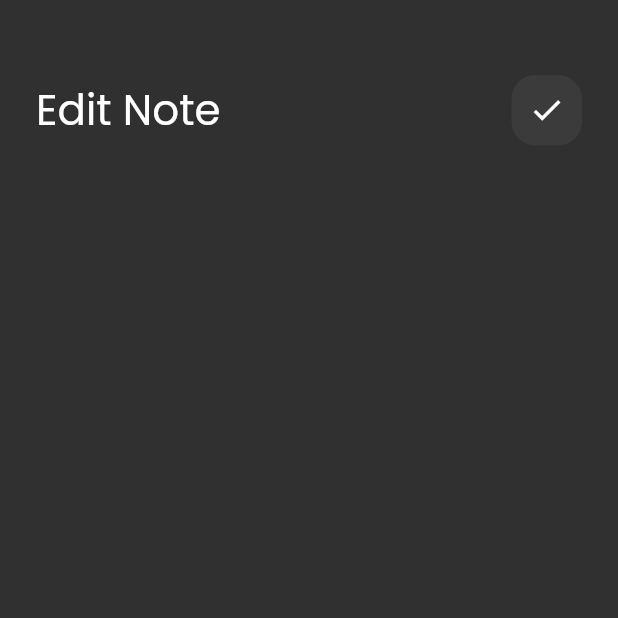
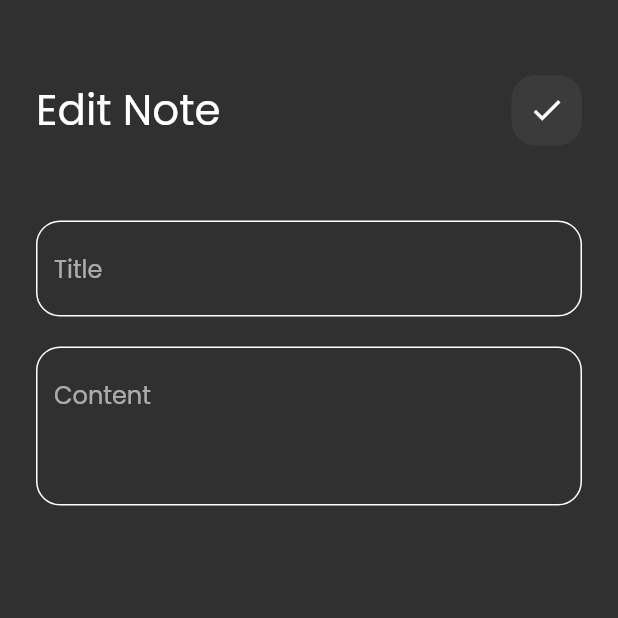
Before and after one commit to seebawaih551/note_app, a Flutter app: the EditNoteBody screen opened directly, on a phone screen of 412 x 824 dp, the top half of it. Run offline on Flutter 3.47's test engine with Material 2 defaults, Android fonts, the phone set to English and light mode, and no system bars.

Commit message:
edit note view done

```diff
--- a/lib/widgets/edit_note_body.dart
+++ b/lib/widgets/edit_note_body.dart
@@ -1,4 +1,5 @@
 import 'package:flutter/material.dart';
+import 'package:notes_app/widgets/costum_text_field.dart';
 
 import 'costum_appbar.dart';
 
@@ -16,7 +17,14 @@ class EditNoteBody extends StatelessWidget {
             CostumAppBar(
               title: 'Edit Note',
               icon: Icons.check,
-            )
+            ),
+            SizedBox(height: 50),
+            CostumTextField(hint: 'Title'),
+            SizedBox(height: 20),
+            CostumTextField(
+              hint: 'Content',
+              maxLines: 3,
+            ),
           ],
         ),
       ),
```
